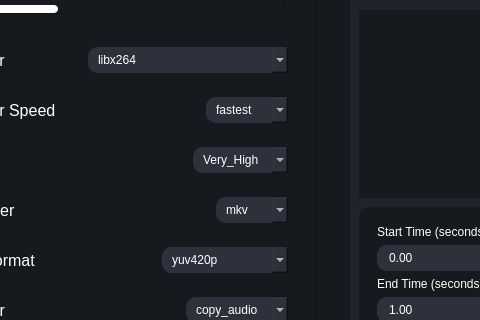
Old version of the form testRVEInterface.ui in the repository TNTwise/REAL-Video-Enhancer; both pictures show x 260 to 740 and y 211 to 531 of the 1050 by 700 pixel window.
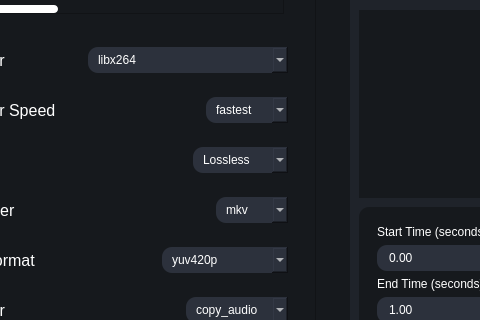
New version of the form. The open tabs and pages were chosen to show the change. Icons and pictures are not drawn.

What changed in the file:
```diff
--- a/testRVEInterface.ui
+++ b/testRVEInterface.ui
@@ -2799,6 +2799,16 @@
                                             <height>0</height>
                                            </size>
                                           </property>
+                                          <item>
+                                           <property name="text">
+                                            <string>Lossless</string>
+                                           </property>
+                                          </item>
+                                          <item>
+                                           <property name="text">
+                                            <string>Ultra</string>
+                                           </property>
+                                          </item>
                                           <item>
                                            <property name="text">
                                             <string>Very_High</string>
```
